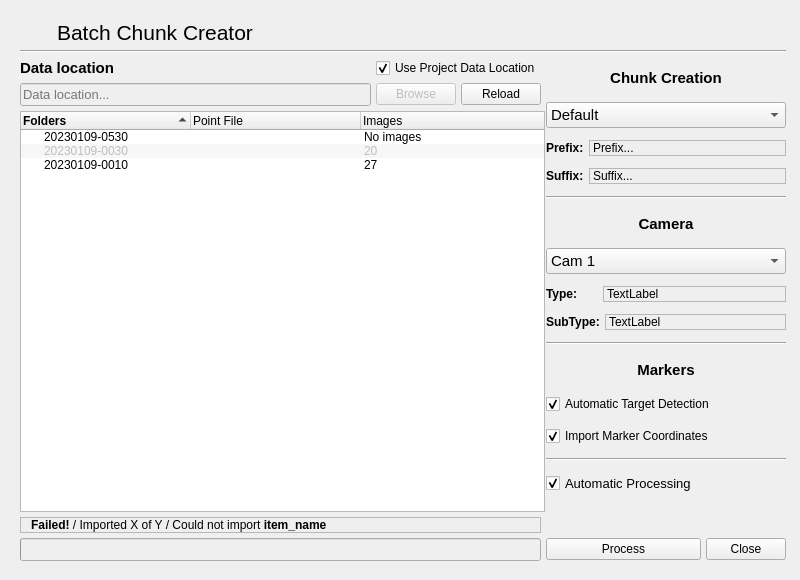
Qt form AutoFTG/qtGui/diaAddNewChunkBatch.ui (bilkos/AutoFTG-Scripts_Metashape-Pro) before a commit.
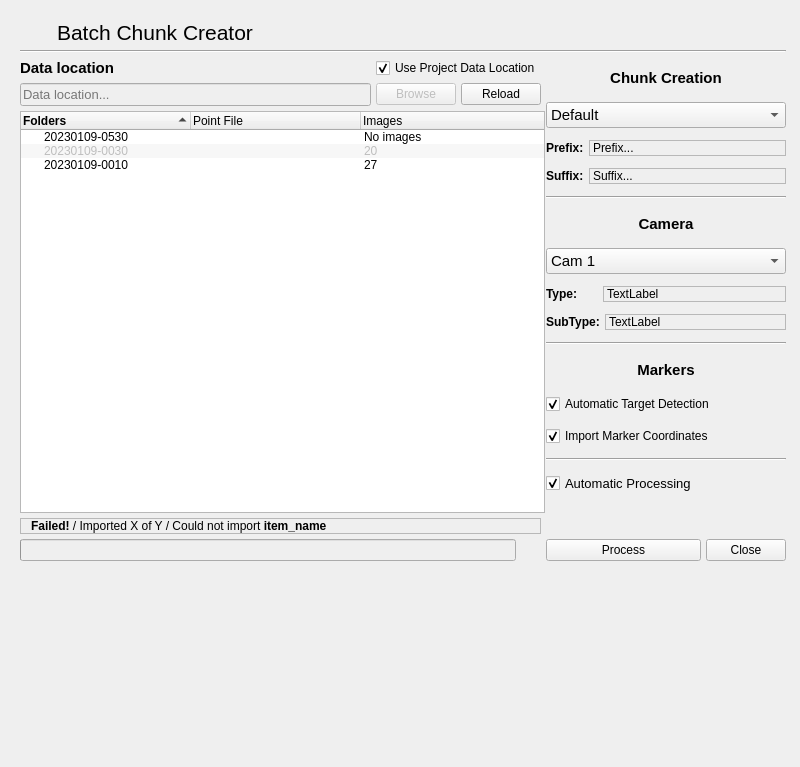
The same form after that commit. Icons and pictures are not drawn.

What changed in the file:
```diff
--- a/AutoFTG/qtGui/diaAddNewChunkBatch.ui
+++ b/AutoFTG/qtGui/diaAddNewChunkBatch.ui
@@ -8,7 +8,7 @@
     <x>0</x>
     <y>0</y>
     <width>800</width>
-    <height>580</height>
+    <height>767</height>
    </rect>
   </property>
   <property name="windowTitle">
@@ -652,43 +652,6 @@
         </item>
        </layout>
       </item>
-      <item row="4" column="0">
-       <widget class="QProgressBar" name="progressBar">
-        <property name="enabled">
-         <bool>false</bool>
-        </property>
-        <property name="sizePolicy">
-         <sizepolicy hsizetype="Preferred" vsizetype="Fixed">
-          <horstretch>0</horstretch>
-          <verstretch>0</verstretch>
-         </sizepolicy>
-        </property>
-        <property name="font">
-         <font>
-          <family>Segoe UI</family>
-          <pointsize>10</pointsize>
-         </font>
-        </property>
-        <property name="minimum">
-         <number>0</number>
-        </property>
-        <property name="maximum">
-         <number>10</number>
-        </property>
-        <property name="value">
-         <number>0</number>
-        </property>
-        <property name="textVisible">
-         <bool>false</bool>
-        </property>
-        <property name="orientation">
-         <enum>Qt::Horizontal</enum>
-        </property>
-        <property name="textDirection">
-         <enum>QProgressBar::TopToBottom</enum>
-        </property>
-       </widget>
-      </item>
       <item row="2" column="0">
        <widget class="QTreeWidget" name="treeWidget">
         <property name="sizePolicy">
@@ -1100,6 +1063,69 @@
         </item>
        </layout>
       </item>
+      <item row="4" column="0">
+       <layout class="QHBoxLayout" name="horizontalLayout_8">
+        <item>
+         <widget class="QProgressBar" name="progressBar">
+          <property name="enabled">
+           <bool>false</bool>
+          </property>
+          <property name="sizePolicy">
+           <sizepolicy hsizetype="Preferred" vsizetype="Fixed">
+            <horstretch>0</horstretch>
+            <verstretch>0</verstretch>
+           </sizepolicy>
+          </property>
+          <property name="minimum">
+           <number>0</number>
+          </property>
+          <property name="maximum">
+           <number>10</number>
+          </property>
+          <property name="value">
+           <number>0</number>
+          </property>
+          <property name="textVisible">
+           <bool>false</bool>
+          </property>
+          <property name="orientation">
+           <enum>Qt::Horizontal</enum>
+          </property>
+          <property name="textDirection">
+           <enum>QProgressBar::TopToBottom</enum>
+          </property>
+         </widget>
+        </item>
+        <item>
+         <widget class="QLabel" name="label_16">
+          <property name="sizePolicy">
+           <sizepolicy hsizetype="Fixed" vsizetype="Fixed">
+            <horstretch>0</horstretch>
+            <verstretch>0</verstretch>
+           </sizepolicy>
+          </property>
+          <property name="maximumSize">
+           <size>
+            <width>20</width>
+            <height>20</height>
+           </size>
+          </property>
+          <property name="text">
+           <string/>
+          </property>
+          <property name="pixmap">
+           <pixmap resource="../qtresources.qrc">:/icons/icons8-error-48.png</pixmap>
+          </property>
+          <property name="scaledContents">
+           <bool>true</bool>
+          </property>
+          <property name="alignment">
+           <set>Qt::AlignLeading|Qt::AlignLeft|Qt::AlignVCenter</set>
+          </property>
+         </widget>
+        </item>
+       </layout>
+      </item>
      </layout>
     </item>
    </layout>
```
Left out of the diff: 3 changed lines with no effect on the pictures.
